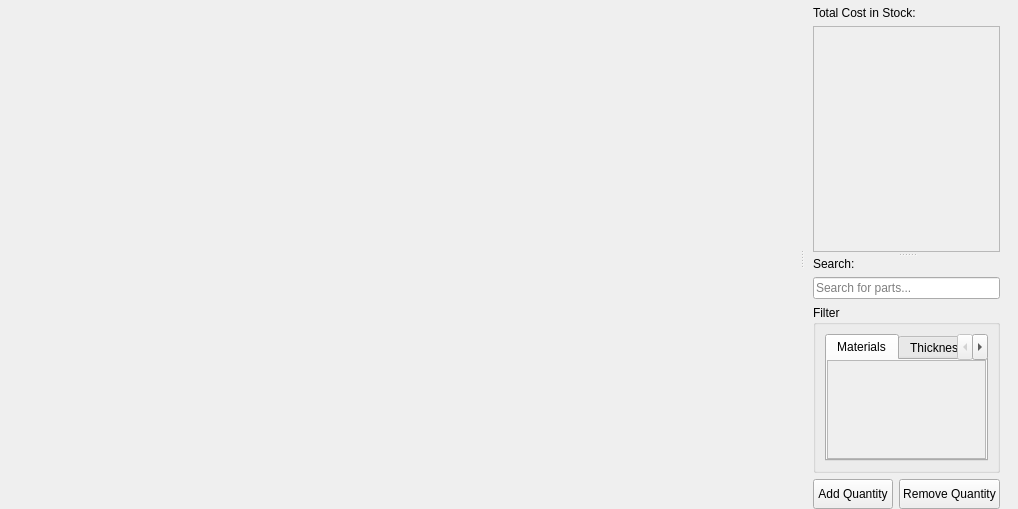
TheCodingJsoftware/Invigo, file ui/widgets/laser_cut_tab.ui: the form before one commit.
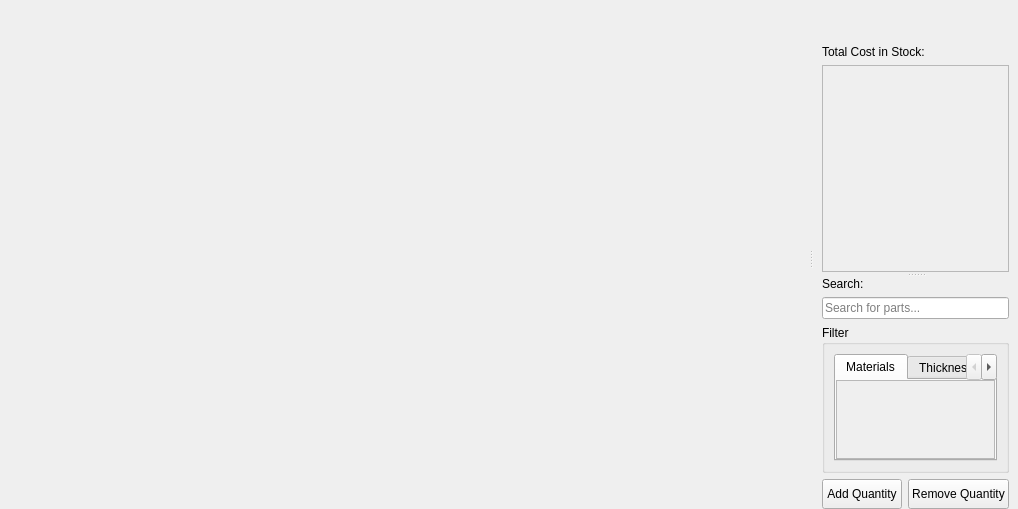
The form after the commit. Icons and pictures are not drawn.

Commit message: New tab layout and popout buttons

Diff of the .ui file:
```diff
--- a/ui/widgets/laser_cut_tab.ui
+++ b/ui/widgets/laser_cut_tab.ui
@@ -72,10 +72,10 @@
         <number>9</number>
        </property>
        <property name="topMargin">
-        <number>0</number>
+        <number>3</number>
        </property>
        <property name="rightMargin">
-        <number>9</number>
+        <number>0</number>
        </property>
        <property name="bottomMargin">
         <number>0</number>
@@ -90,6 +90,64 @@
          </property>
          <widget class="QWidget" name="verticalLayoutWidget">
           <layout class="QVBoxLayout" name="verticalLayout_6">
+           <item>
+            <layout class="QHBoxLayout" name="horizontalLayout_3">
+             <item>
+              <spacer name="horizontalSpacer_2">
+               <property name="orientation">
+                <enum>Qt::Orientation::Horizontal</enum>
+               </property>
+               <property name="sizeHint" stdset="0">
+                <size>
+                 <width>40</width>
+                 <height>20</height>
+                </size>
+               </property>
+              </spacer>
+             </item>
+             <item>
+              <widget class="QPushButton" name="pushButton_popout">
+               <property name="sizePolicy">
+                <sizepolicy hsizetype="Fixed" vsizetype="Fixed">
+                 <horstretch>0</horstretch>
+                 <verstretch>0</verstretch>
+                </sizepolicy>
+               </property>
+               <property name="minimumSize">
+                <size>
+                 <width>30</width>
+                 <height>30</height>
+                </size>
+               </property>
+               <property name="maximumSize">
+                <size>
+                 <width>30</width>
+                 <height>29</height>
+                </size>
+               </property>
+               <property name="cursor">
+                <cursorShape>PointingHandCursor</cursorShape>
+               </property>
+               <property name="text">
+                <string/>
+               </property>
+               <property name="icon">
+                <iconset>
+                 <normaloff>../../icons/open_in_new.png</normaloff>../../icons/open_in_new.png</iconset>
+               </property>
+               <property name="iconSize">
+                <size>
+                 <width>30</width>
+                 <height>30</height>
+                </size>
+               </property>
+               <property name="flat">
+                <bool>true</bool>
+               </property>
+              </widget>
+             </item>
+            </layout>
+           </item>
            <item>
             <widget class="QLabel" name="label_4">
              <property name="text">
@@ -114,7 +172,7 @@
                 <x>0</x>
                 <y>0</y>
                 <width>185</width>
-                <height>230</height>
+                <height>198</height>
                </rect>
               </property>
               <layout class="QVBoxLayout" name="verticalLayout_21">
@@ -241,7 +299,7 @@
                        <x>0</x>
                        <y>0</y>
                        <width>159</width>
-                       <height>86</height>
+                       <height>77</height>
                       </rect>
                      </property>
                      <layout class="QVBoxLayout" name="verticalLayout_4">
@@ -291,7 +349,7 @@
                        <x>0</x>
                        <y>0</y>
                        <width>159</width>
-                       <height>86</height>
+                       <height>80</height>
                       </rect>
                      </property>
                      <layout class="QVBoxLayout" name="verticalLayout_5">
```
The commit also changes 20 other files.
